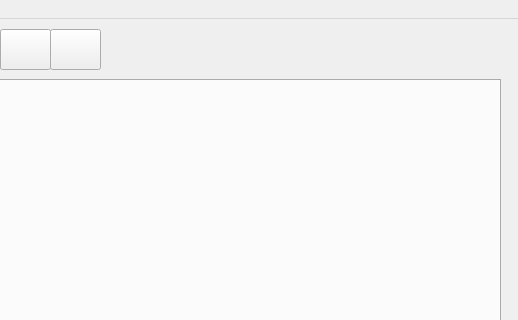
Old version of the form ui/main.ui in the repository herberthobregon/compi2py; both pictures show x 280 to 798 and y 0 to 320 of the 798 by 758 pixel window.
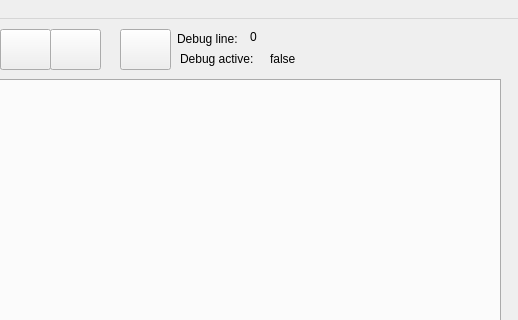
New version of the form. Icons and pictures are not drawn.

Diff of the .ui file:
```diff
--- a/ui/main.ui
+++ b/ui/main.ui
@@ -317,6 +317,81 @@
      </size>
     </property>
    </widget>
+   <widget class="QPushButton" name="btn_step_debbuger">
+    <property name="geometry">
+     <rect>
+      <x>400</x>
+      <y>10</y>
+      <width>51</width>
+      <height>41</height>
+     </rect>
+    </property>
+    <property name="text">
+     <string/>
+    </property>
+    <property name="icon">
+     <iconset>
+      <normaloff>../static/icons/twotone_next_plan_black_36dp.png</normaloff>../static/icons/twotone_next_plan_black_36dp.png</iconset>
+    </property>
+    <property name="iconSize">
+     <size>
+      <width>24</width>
+      <height>24</height>
+     </size>
+    </property>
+   </widget>
+   <widget class="QLabel" name="lbConsole_2">
+    <property name="geometry">
+     <rect>
+      <x>457</x>
+      <y>10</y>
+      <width>71</width>
+      <height>20</height>
+     </rect>
+    </property>
+    <property name="text">
+     <string>Debug line:</string>
+    </property>
+   </widget>
+   <widget class="QLabel" name="debugline">
+    <property name="geometry">
+     <rect>
+      <x>530</x>
+      <y>10</y>
+      <width>58</width>
+      <height>16</height>
+     </rect>
+    </property>
+    <property name="text">
+     <string>0</string>
+    </property>
+   </widget>
+   <widget class="QLabel" name="lbConsole_3">
+    <property name="geometry">
+     <rect>
+      <x>460</x>
+      <y>30</y>
+      <width>91</width>
+      <height>20</height>
+     </rect>
+    </property>
+    <property name="text">
+     <string>Debug active:</string>
+    </property>
+   </widget>
+   <widget class="QLabel" name="lb_debug_active">
+    <property name="geometry">
+     <rect>
+      <x>550</x>
+      <y>30</y>
+      <width>91</width>
+      <height>20</height>
+     </rect>
+    </property>
+    <property name="text">
+     <string>false</string>
+    </property>
+   </widget>
   </widget>
   <widget class="QMenuBar" name="menubar">
    <property name="geometry">
```
Left out of the diff: 40 changed lines with no effect on the pictures.
